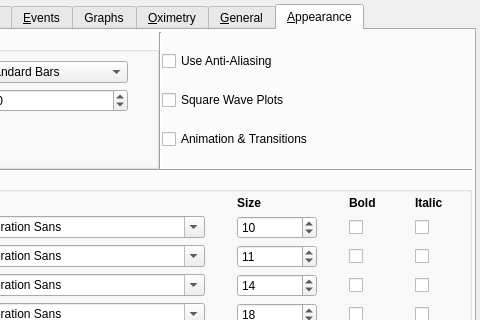
First picture: the form in preferencesdialog.ui, repository sbonaime/sleepyhead-code., before the edit; both pictures show x 160 to 640 and y 0 to 320 of the 640 by 407 pixel window.
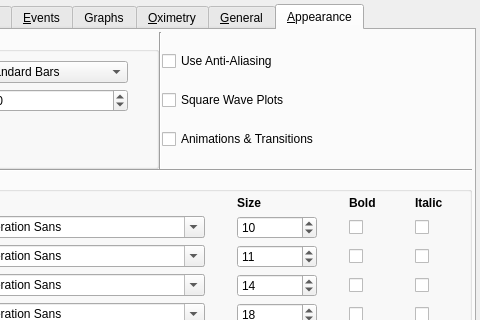
Second picture: the form after the edit.

Patch:
```diff
--- a/preferencesdialog.ui
+++ b/preferencesdialog.ui
@@ -1619,7 +1619,7 @@
            <item>
             <widget class="QCheckBox" name="animationsAndTransitionsCheckbox">
              <property name="text">
-              <string>Animation &amp;&amp; Transitions</string>
+              <string>Animations &amp;&amp; Transitions</string>
              </property>
             </widget>
            </item>
```
